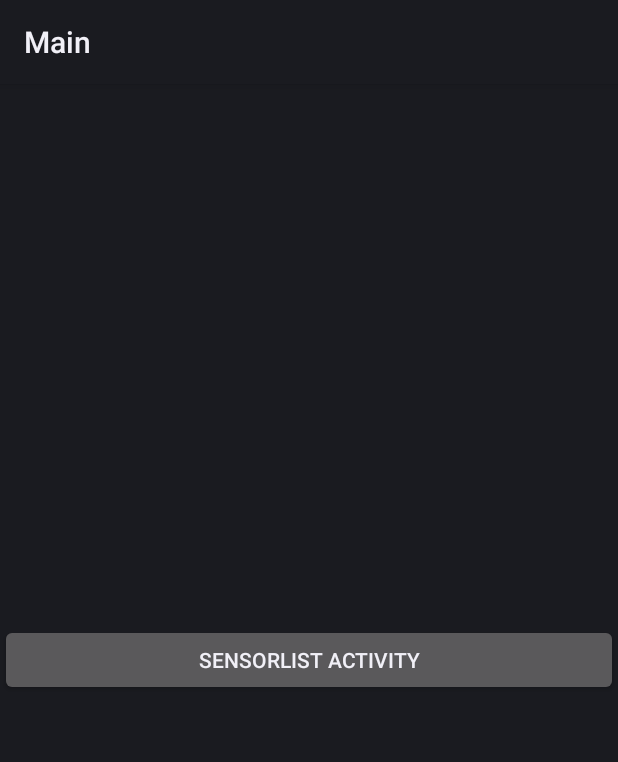
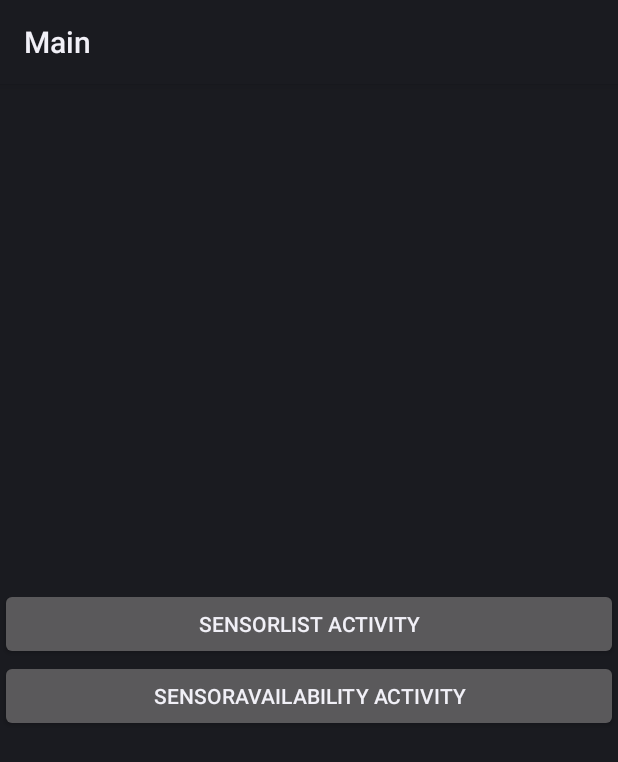
Before and after one commit to HugoSiliveri/tp2-mobile, an Android app: the screen it shows after launch (MainActivity), on a phone screen of 412 x 824 dp. Shown: the top 762 px of the screen. Run offline under Robolectric (Android 15) with nearby library versions, the phone set to English and light mode, and no system bars.

Commit message:
Exo 2 terminé

```diff
--- a/app/src/main/AndroidManifest.xml
+++ b/app/src/main/AndroidManifest.xml
@@ -11,6 +11,10 @@
         android:roundIcon="@mipmap/ic_launcher_round"
         android:supportsRtl="true"
         tools:targetApi="31">
+        <activity
+            android:name=".SensorAvailability"
+            android:exported="false"
+            android:label="@string/title_activity_sensor_availability" />
         <activity
             android:name=".SensorList"
             android:exported="false"
--- a/app/src/main/java/com/example/tp2/MainActivity.kt
+++ b/app/src/main/java/com/example/tp2/MainActivity.kt
@@ -15,5 +15,11 @@ class MainActivity : ComponentActivity() {
             val intent = Intent(this, SensorList::class.java)
             startActivity(intent)
         }
+
+        val buttonSensorAvailability = findViewById<Button>(R.id.buttonSensorAvailability)
+        buttonSensorAvailability.setOnClickListener {
+            val intent2 = Intent(this, SensorAvailability::class.java)
+            startActivity(intent2)
+        }
     }
 }
--- a/app/src/main/java/com/example/tp2/SensorList.kt
+++ b/app/src/main/java/com/example/tp2/SensorList.kt
@@ -9,14 +9,12 @@ import androidx.activity.ComponentActivity
 
 class SensorList : ComponentActivity() {
 
-    private lateinit var sensorManager : SensorManager
-
     override fun onCreate(savedInstanceState: Bundle?) {
         super.onCreate(savedInstanceState)
         setContentView(R.layout.activity_sensor_list)
 
         val listViewSensorList = findViewById<ListView>(R.id.listViewSensorList)
-        sensorManager = getSystemService(SENSOR_SERVICE) as SensorManager
+        val sensorManager = getSystemService(SENSOR_SERVICE) as SensorManager
 
         val sensorList = sensorManager.getSensorList(Sensor.TYPE_ALL)
         val sensors = mutableListOf<String>()
--- a/app/src/main/res/layout/activity_main.xml
+++ b/app/src/main/res/layout/activity_main.xml
@@ -11,6 +11,13 @@
         android:layout_width="match_parent"
         android:layout_height="wrap_content"
         android:gravity="center"
-        android:text="@string/sensor_activity" />
+        android:text="@string/sensor_list_activity" />
+
+    <Button
+        android:id="@+id/buttonSensorAvailability"
+        android:layout_width="match_parent"
+        android:layout_height="wrap_content"
+        android:gravity="center"
+        android:text="@string/sensor_availability_activity" />
 
 </LinearLayout>
--- a/app/src/main/res/values/strings.xml
+++ b/app/src/main/res/values/strings.xml
@@ -1,5 +1,7 @@
 <resources>
     <string name="app_name">TP2</string>
-    <string name="sensor_activity">SensorList Activity</string>
+    <string name="sensor_list_activity">SensorList Activity</string>
+    <string name="sensor_availability_activity">SensorAvailability Activity</string>
     <string name="title_activity_sensor_list">SensorList</string>
+    <string name="title_activity_sensor_availability">SensorAvailability</string>
 </resources>
```
Also changed, not shown: app/src/main/java/com/example/tp2/SensorAvailability.kt (added, +61 -0 lines), app/src/main/res/layout/activity_sensor_availability.xml (added, +7 -0 lines), 1 other file.
